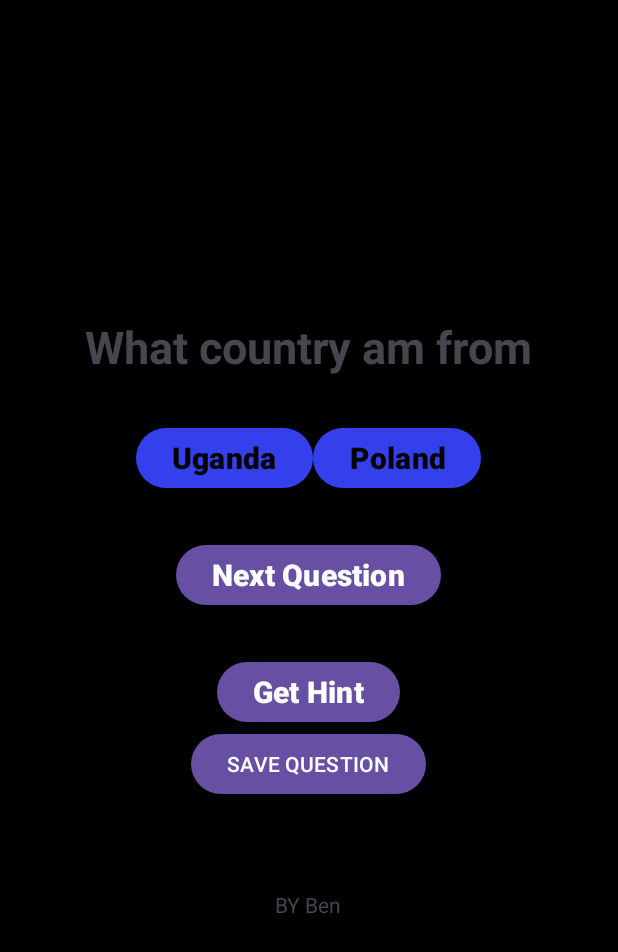
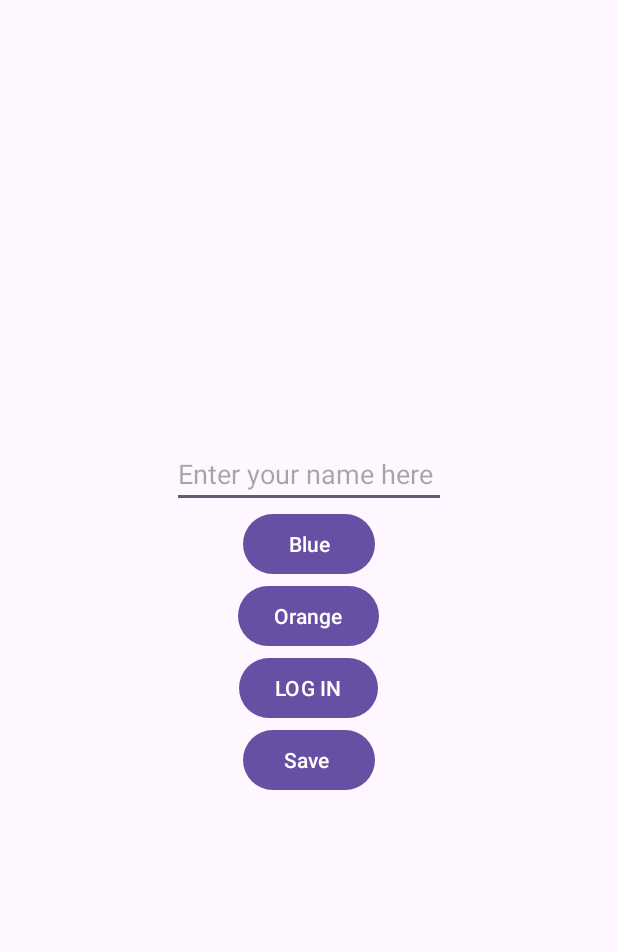
Before and after one commit to BenManeno/CountryQuiz, an Android app: the screen it shows after launch (MainActivity before the commit, SettingActivity after it), on a phone screen of 412 x 824 dp. Shown: the top 952 px of the screen. Run offline under Robolectric (Android 15) with nearby library versions, the phone set to English and light mode, and no system bars.

Commit message:
In setting Activity user have to enter their  name which will display on Score Activity and Main Activity .There are two button for color blue and orange for background and save button to save their information Send the user  name and score to fire Base.
I make new activity , High Score Activity ,Setting Activity,

```diff
--- a/app/build.gradle.kts
+++ b/app/build.gradle.kts
@@ -1,15 +1,16 @@
 plugins {
     id("com.android.application")
+    id("com.google.gms.google-services")
 }
 
 android {
     namespace = "com.example.countryquiz"
-    compileSdk = 33
+    compileSdk = 34
 
     defaultConfig {
         applicationId = "com.example.countryquiz"
         minSdk = 19
-        targetSdk = 33
+        targetSdk = 34
         versionCode = 1
         versionName = "1.0"
 
@@ -33,6 +34,7 @@ dependencies {
     implementation("androidx.appcompat:appcompat:1.6.1")
     implementation("com.google.android.material:material:1.9.0")
     implementation("androidx.constraintlayout:constraintlayout:2.1.4")
+    implementation("com.google.firebase:firebase-database:20.3.0")
     testImplementation("junit:junit:4.13.2")
     androidTestImplementation("androidx.test.ext:junit:1.1.5")
     androidTestImplementation("androidx.test.espresso:espresso-core:3.5.1")
--- /dev/null
+++ b/app/src/main/java/com/example/countryquiz/SettingActivity.java
@@ -0,0 +1,92 @@
+package com.example.countryquiz;
+
+import androidx.appcompat.app.AppCompatActivity;
+
+import android.content.Intent;
+import android.content.SharedPreferences;
+import android.os.Bundle;
+import android.view.View;
+import android.widget.Button;
+import android.widget.EditText;
+import android.widget.LinearLayout;
+
+public class SettingActivity extends AppCompatActivity {
+
+    EditText nameET;
+    Button blue, orange, login, saveBTN;
+    //    SharedPreferences preferences;
+//    SharedPreferences.Editor editor;
+    LinearLayout backgroundColors;
+    private String fileName = "com.example.countryquiz.quizApp";
+    private SharedPreferences myPreferences;
+    private final String COLOR_KEY = "color";
+    private final String NAME_KEY = "name";
+    SharedPreferences.Editor preferencesEditor;
+    String userName;
+
+    @Override
+    protected void onCreate(Bundle savedInstanceState) {
+        super.onCreate(savedInstanceState);
+        setContentView(R.layout.activity_setting);
+
+
+        nameET = (EditText) findViewById(R.id.name);
+        backgroundColors = (LinearLayout) findViewById(R.id.backgroundColors);
+        orange = (Button) findViewById(R.id.orange);
+        blue = (Button) findViewById(R.id.blue);
+        login = (Button) findViewById(R.id.login);
+        saveBTN = (Button) findViewById(R.id.saveBTN);
+        userName="";
+
+        myPreferences = getSharedPreferences(fileName, MODE_PRIVATE);
+        preferencesEditor = myPreferences.edit();
+
+        int initialColor = myPreferences.getInt(COLOR_KEY, MODE_PRIVATE);
+
+
+        if (initialColor == R.color.orange) {
+            backgroundColors.setBackgroundColor(getResources().getColor(R.color.orange));
+        }
+        else if (initialColor == R.color.Blue) {
+            backgroundColors.setBackgroundColor(getResources().getColor(R.color.Blue));
+        }
+
+                login.setOnClickListener(new View.OnClickListener() {
+                    @Override
+                    public void onClick(View view) {
+                        Intent myIntent = new Intent(SettingActivity.this, MainActivity.class);
+                        startActivity(myIntent);
+                    }
+
+                });
+                saveBTN.setOnClickListener(new View.OnClickListener() {
+                    @Override
+                    public void onClick(View v) {
+                        userName=nameET.getText().toString();
+                        preferencesEditor.putString(NAME_KEY,userName);
+                        preferencesEditor.apply();
+
+                    }
+                });
+
+
+                blue.setOnClickListener(new View.OnClickListener() {
+                    @Override
+                    public void onClick(View v) {
+                        backgroundColors.setBackgroundColor(getResources().getColor(R.color.Blue));
+                        preferencesEditor.putInt(COLOR_KEY,R.color.Blue);
+                        preferencesEditor.apply();
+                    }
+                });
+                orange.setOnClickListener(new View.OnClickListener() {
+                    @Override
+                    public void onClick(View v) {
+                        backgroundColors.setBackgroundColor(getResources().getColor(R.color.orange));
+                        preferencesEditor.putInt(COLOR_KEY,R.color.orange);
+                        preferencesEditor.apply();
+                    }
+                });
+
+
+            }
+        }
--- a/app/src/main/res/layout/activity_hint.xml
+++ b/app/src/main/res/layout/activity_hint.xml
@@ -15,4 +15,9 @@
         android:layout_width="match_parent"
         android:layout_height="match_parent"/>
 
+    <TextView
+        android:layout_width="wrap_content"
+        android:layout_height="wrap_content"
+        android:id="@+id/greetingTV"/>
+
 </RelativeLayout>
--- a/app/src/main/res/layout/activity_main.xml
+++ b/app/src/main/res/layout/activity_main.xml
@@ -4,8 +4,16 @@
     android:layout_width="match_parent"
     android:gravity="center"
     android:orientation="vertical"
-    android:background="@color/black"
+    android:id="@+id/backgroundColors"
     xmlns:android="http://schemas.android.com/apk/res/android">
+
+
+
+    <TextView
+        android:layout_width="wrap_content"
+        android:layout_height="wrap_content"
+        android:text=""
+        android:id="@+id/userNameTV"/>
 
 
 
@@ -70,11 +78,7 @@
         android:textSize="20dp"
 
         android:textStyle="bold" />
-    <Button
-        android:layout_width="wrap_content"
-        android:layout_height="wrap_content"
-        android:text="SAVE QUESTION"
-        android:id="@+id/saveQ"/>
+
     <Space
         android:layout_width="match_parent"
         android:layout_height="60dp"/>
--- /dev/null
+++ b/app/src/main/res/layout/activity_setting.xml
@@ -0,0 +1,40 @@
+<?xml version="1.0" encoding="utf-8"?>
+<LinearLayout xmlns:android="http://schemas.android.com/apk/res/android"
+    xmlns:app="http://schemas.android.com/apk/res-auto"
+    xmlns:tools="http://schemas.android.com/tools"
+    android:layout_width="match_parent"
+    android:layout_height="match_parent"
+    android:orientation="vertical"
+    android:gravity="center"
+    android:id="@+id/backgroundColors"
+    tools:context=".SettingActivity">
+
+
+    <EditText
+        android:layout_width="wrap_content"
+        android:layout_height="wrap_content"
+        android:id="@+id/name"
+        android:hint="Enter your name here "/>
+
+    <Button
+        android:layout_width="wrap_content"
+        android:layout_height="wrap_content"
+        android:id="@+id/blue"
+        android:text="Blue"/>
+    <Button
+        android:layout_width="wrap_content"
+        android:layout_height="wrap_content"
+        android:id="@+id/orange"
+        android:text="Orange"/>
+    <Button
+        android:layout_width="wrap_content"
+        android:layout_height="wrap_content"
+        android:id="@+id/login"
+        android:text="LOG IN"/>
+    <Button
+        android:layout_width="wrap_content"
+        android:layout_height="wrap_content"
+        android:id="@+id/saveBTN"
+        android:text="Save "/>
+
+</LinearLayout>
--- a/app/src/main/res/values/colors.xml
+++ b/app/src/main/res/values/colors.xml
@@ -3,7 +3,7 @@
     <color name="black">#FF000000</color>
     <color name="white">#FFFFFFFF</color>
     <color name="orange">#FFFF5A33</color>
-    <color name="blue">#FF34B4EB</color>
+    <color name="SkyBlue">#FF34B4EB</color>
     <color name="red">#FFEB3446</color>
     <color name="Blue">#FF3440EB</color>
     <color name="yellow">#FFEBA534</color>
--- a/build.gradle.kts
+++ b/build.gradle.kts
@@ -1,3 +1,8 @@
+buildscript {
+    dependencies {
+        classpath("com.google.gms:google-services:4.4.0")
+    }
+}
 // Top-level build file where you can add configuration options common to all sub-projects/modules.
 plugins {
     id("com.android.application") version "8.1.1" apply false
```
Also changed, not shown: app/src/main/AndroidManifest.xml (+13 -7 lines), app/src/main/java/com/example/countryquiz/HighScoreActivity.java (added, +40 -0 lines), app/src/main/java/com/example/countryquiz/HighScoreObjact.java (added, +34 -0 lines), app/src/main/java/com/example/countryquiz/MainActivity.java (+35 -27 lines), app/src/main/java/com/example/countryquiz/ScoreActivity.java (+50 -24 lines), app/src/main/res/layout/activity_high_score.xml (added, +26 -0 lines), app/src/main/res/layout/activity_score.xml (+14 -7 lines), 2 other files.
